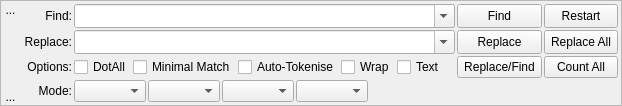
Above: src/Form_Files/FindReplace.ui from Sigil-Ebook/Sigil before the change. Below: the same form after it.
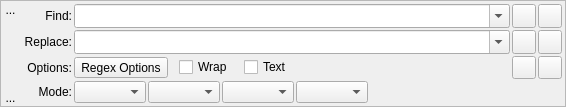
That is the form after the change. Icons and pictures are not drawn. Custom widgets are drawn as their Qt base class.

Commit message: shrink FR minimum required size via svg icon buttons and regex option menu [deploy]

```diff
--- a/src/Form_Files/FindReplace.ui
+++ b/src/Form_Files/FindReplace.ui
@@ -186,9 +186,6 @@
           <property name="styleSheet">
            <string notr="true"/>
           </property>
-          <property name="text">
-           <string>Find</string>
-          </property>
          </widget>
         </item>
         
@@ -212,8 +209,10 @@
           <property name="styleSheet">
            <string notr="true"/>
           </property>
-          <property name="text">
-           <string>Restart</string>
+          <property name="icon">
+            <iconset resource="../Resource_Files/main/main.qrc">
+              <normaloff>:/main/restart.svg</normaloff>:/main/restart.svg
+            </iconset>
           </property>
          </widget>
         </item>
@@ -258,8 +257,10 @@
           <property name="styleSheet">
            <string notr="true"/>
           </property>
-          <property name="text">
-           <string>Replace</string>
+          <property name="icon">
+            <iconset resource="../Resource_Files/main/main.qrc">
+              <normaloff>:/main/replace.svg</normaloff>:/main/replace.svg 
+            </iconset>
           </property>
          </widget>
         </item>
@@ -279,8 +280,10 @@
           <property name="styleSheet">
            <string notr="true"/>
           </property>
-          <property name="text">
-           <string>Replace All</string>
+          <property name="icon">
+            <iconset resource="../Resource_Files/main/main.qrc">
+              <normaloff>:/main/replace-all.svg</normaloff>:/main/replace-all.svg 
+            </iconset>
           </property>
          </widget>
         </item>
@@ -296,84 +299,23 @@
         </item>
         <item row="2" column="1">
          <layout class="QHBoxLayout" name="advancedLayout" stretch="0,0,0,0,0">
-          <item>
-           <widget class="QCheckBox" name="chkRegexOptionDotAll">
+         <item>
+           <widget class="QToolButton" name="tbRegexOptions">
             <property name="toolTip">
              <string>For Regex searches, prefix your search with (?s).</string>
             </property>
-            <property name="styleSheet">
-             <string notr="true"/>
-            </property>
             <property name="text">
-             <string>DotAll</string>
+             <string>Regex Options</string>
             </property>
            </widget>
           </item>
           <item>
-           <spacer name="horizontalSpacerOption1">
-            <property name="orientation">
-             <enum>Qt::Horizontal</enum>
-            </property>
-            <property name="sizeHint" stdset="0">
-             <size>
-              <width>8</width>
-              <height>0</height>
-             </size>
-            </property>
-           </spacer>
-          </item>
-          <item>
-           <widget class="QCheckBox" name="chkRegexOptionMinimalMatch">
-            <property name="toolTip">
-             <string>For Regex searches, prefix your search with (?U).</string>
-            </property>
-            <property name="styleSheet">
-             <string notr="true"/>
-            </property>
+           <widget class="QLabel" name="space0">
             <property name="text">
-             <string>Minimal Match</string>
+             <string>  </string>
             </property>
            </widget>
           </item>
-          <item>
-           <spacer name="horizontalSpacerOption2">
-            <property name="orientation">
-             <enum>Qt::Horizontal</enum>
-            </property>
-            <property name="sizeHint" stdset="0">
-             <size>
-              <width>8</width>
-              <height>0</height>
-             </size>
-            </property>
-           </spacer>
-          </item>
-          <item>
-           <widget class="QCheckBox" name="chkRegexOptionAutoTokenise">
-            <property name="toolTip">
-             <string>For Regex searches, tokenise/escape selection when opening Find.</string>
-            </property>
-            <property name="styleSheet">
-             <string notr="true"/>
-            </property>
-            <property name="text">
-             <string>Auto-Tokenise</string>
-            </property>
-           </widget>
-          </item>
-          <item>
-           <spacer name="horizontalSpacerOption3">
-            <property name="orientation">
-             <enum>Qt::Horizontal</enum>
-            </property>
-            <property name="sizeHint" stdset="0">
-             <size>
-              <width>8</width>
-              <height>0</height>
-             </size>
-            </property>
-           </spacer>
-          </item>
           <item>
            <widget class="QCheckBox" name="chkOptionWrap">
              <property name="toolTip">
@@ -387,17 +329,11 @@
            </widget>
           </item>
           <item>
-           <spacer name="horizontalSpacerOption4">
-            <property name="orientation">
-             <enum>Qt::Horizontal</enum>
+           <widget class="QLabel" name="space1">
+            <property name="text">
+             <string>  </string>
             </property>
-            <property name="sizeHint" stdset="0">
-             <size>
-              <width>8</width>
-              <height>0</height>
-             </size>
-            </property>
-           </spacer>
+           </widget>
           </item>
           <item>
            <widget class="QCheckBox" name="chkOptionTextOnly">
@@ -410,6 +346,13 @@
             </property>
            </widget>
           </item>
+          <item>
+           <widget class="QLabel" name="space2">
+            <property name="text">
+             <string>  </string>
+            </property>
+           </widget>
+          </item>
           <item>
            <spacer name="horizontalSpacerAdvanced">
             <property name="orientation">
@@ -462,8 +405,10 @@
           <property name="styleSheet">
            <string notr="true"/>
           </property>
-          <property name="text">
-           <string>Replace/Find</string>
+          <property name="icon">
+            <iconset resource="../Resource_Files/main/main.qrc">
+              <normaloff>:/main/replace-find.svg</normaloff>:/main/replace-find.svg 
+            </iconset>
           </property>
          </widget>
         </item>
@@ -489,8 +434,10 @@
           <property name="styleSheet">
            <string notr="true"/>
           </property>
-          <property name="text">
-           <string>Count All</string>
+          <property name="icon">
+            <iconset resource="../Resource_Files/main/main.qrc">
+              <normaloff>:/main/count-all.svg</normaloff>:/main/count-all.svg
+            </iconset>
           </property>
          </widget>
         </item>
```
Left out of the diff: 14 changed lines with no effect on the pictures. The commit also changes 24 other files.
